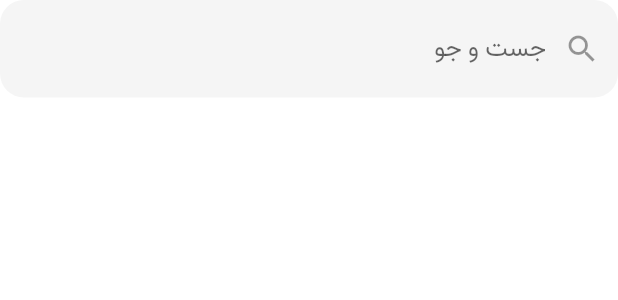
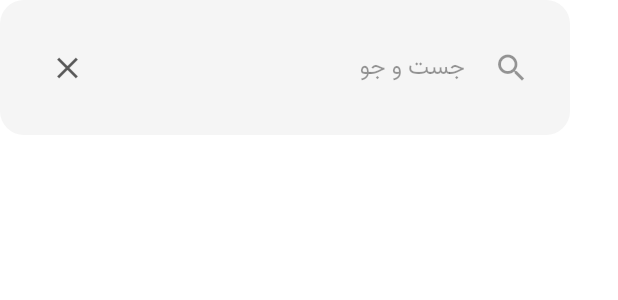
Before and after one commit to itadbeer/book-reader-app, a Flutter app: the SearchBar widget shown alone on an empty page, opened directly, on a phone screen of 412 x 824 dp. Shown: the top 300 px of the screen. Run offline on Flutter 3.47's test engine with Material 2 defaults, Android fonts, the phone set to English and light mode, and no system bars; network calls fail; statements that could not run were skipped.

Commit message:
fix some UI implementation like padding, icon size and etc... in Search bar.

```diff
--- a/lib/screens/discovery/widgets/SearchBar.dart
+++ b/lib/screens/discovery/widgets/SearchBar.dart
@@ -7,12 +7,16 @@ class SearchBar extends StatelessWidget {
 
   @override
   Widget build(BuildContext context) {
+    var _searchController = TextEditingController();
     return Container(
+        width: MediaQuery.of(context).size.width - 32,
         child: TextField(
+            controller: _searchController,
             decoration: InputDecoration(
-          contentPadding: EdgeInsets.fromLTRB(27, 19, 27, 19),
               filled: true,
               fillColor: Color.fromRGBO(0, 0, 0, 0.04),
+              labelStyle: TextStyle(color: onSurfaceHighEmphasis, fontSize: 16),
+              hintStyle: TextStyle(color: onSurfaceDisabled, fontSize: 16),
               enabledBorder: OutlineInputBorder(
                   borderSide: BorderSide.none,
                   borderRadius: BorderRadius.circular(16)),
@@ -20,10 +24,25 @@ class SearchBar extends StatelessWidget {
                   borderSide: BorderSide.none,
                   borderRadius: BorderRadius.circular(16)),
               hintText: 'جست و جو',
-          prefixIcon: Icon(
+              prefixIcon: Padding(
+                padding: const EdgeInsets.only(right: 27, left: 19),
+                child: Icon(
                   Icons.search,
-            color: Color.fromRGBO(0, 0, 0, 0.4),
-          )),
-    ));
+                  color: onSurfaceDisabled,
+                ),
+              ),
+              prefixIconConstraints:
+                  BoxConstraints(minHeight: 24, minWidth: 24),
+              suffixIcon: Padding(
+                padding: const EdgeInsets.all(21),
+                child: IconButton(
+                  onPressed: () => _searchController.clear(),
+                  icon: Icon(
+                    Icons.clear,
+                    color: onSurfaceMediumEmphasis,
+                  ),
+                ),
+              ),
+            )));
   }
 }
```
Lines whose indentation alone changed are shown as unchanged.
